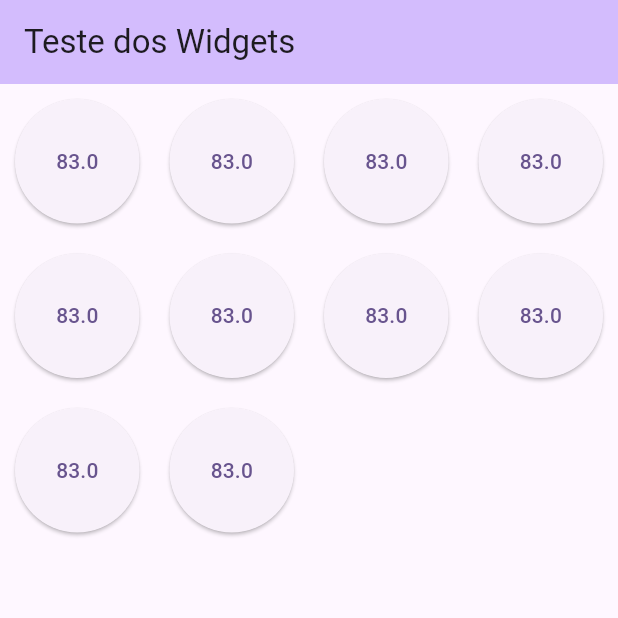
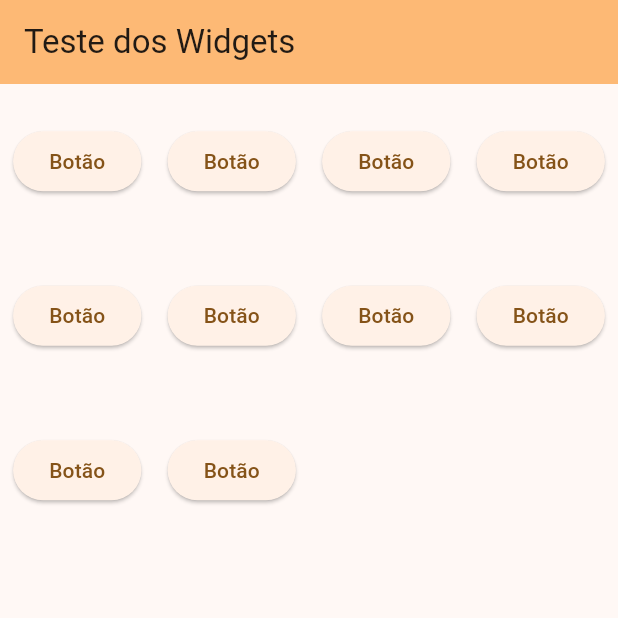
Before and after one commit to Arctic-Husky/flutter-aprendizado, a Flutter app: the screen it shows after launch, on a phone screen of 412 x 824 dp, the top half of it. Run offline on Flutter 3.47's test engine with Material 3 defaults, Android fonts, the phone set to English and light mode, and no system bars.

Commit message:
Remove padding e layout builder extra

```diff
--- a/lib/main.dart
+++ b/lib/main.dart
@@ -15,22 +15,7 @@ class MyApp extends StatelessWidget {
     return MaterialApp(
       title: 'Flutter Demo',
       theme: ThemeData(
-        // This is the theme of your application.
-        //
-        // TRY THIS: Try running your application with "flutter run". You'll see
-        // the application has a purple toolbar. Then, without quitting the app,
-        // try changing the seedColor in the colorScheme below to Colors.green
-        // and then invoke "hot reload" (save your changes or press the "hot
-        // reload" button in a Flutter-supported IDE, or press "r" if you used
-        // the command line to start the app).
-        //
-        // Notice that the counter didn't reset back to zero; the application
-        // state is not lost during the reload. To reset the state, use hot
-        // restart instead.
-        //
-        // This works for code too, not just values: Most code changes can be
-        // tested with just a hot reload.
-        colorScheme: ColorScheme.fromSeed(seedColor: Colors.deepPurple),
+        colorScheme: ColorScheme.fromSeed(seedColor: Colors.orange),
         useMaterial3: true,
       ),
       home:
--- a/lib/pages/testewidgetspage/testewidgetspage.dart
+++ b/lib/pages/testewidgetspage/testewidgetspage.dart
@@ -10,10 +10,6 @@ class TesteWidgetsPage extends StatefulWidget {
 class TesteWidgetsPageState extends State<TesteWidgetsPage> {
   @override
   Widget build(BuildContext context) {
-    final placeholders = List.generate(10, (int index) => Placeholder());
-
-    print("Ó NOIS AQUI!");
-
     return Scaffold(
       appBar: AppBar(
         backgroundColor: Theme.of(context).colorScheme.inversePrimary,
@@ -24,32 +20,23 @@ class TesteWidgetsPageState extends State<TesteWidgetsPage> {
         gridDelegate:
             const SliverGridDelegateWithFixedCrossAxisCount(crossAxisCount: 4),
         itemBuilder: (gridContext, gridIndex) {
-          return LayoutBuilder(builder: (
-            l1Ccontext,
-            l1Constraints,
-          ) {
-            return Padding(
-              padding: EdgeInsets.all(10),
-              child: LayoutBuilder(
+          return LayoutBuilder(
             builder: (l2Context, l2Constraints) {
-                  return Padding(
-                    padding: EdgeInsets.all(0),
+              return Container(
                 // Define o tamanho do Container
-                    //width: 80, // Ajuste os valores
-                    //height: 40, // Ajuste os valores
+                width: 80, // Ajuste os valores
+                height: 40, // Ajuste os valores
                 // Centraliza o ElevatedButton
-                    //alignment: Alignment.center,
+                alignment: Alignment.center,
                 child: ElevatedButton(
                   onPressed: () {
                     print(l2Constraints);
                   },
-                      child: Text(l2Constraints.maxWidth.toString()),
+                  child: Text("Botão"),
                 ),
               );
             },
-              ),
           );
-          });
         },
       ),
     );
```
Lines whose indentation alone changed are shown as unchanged.
